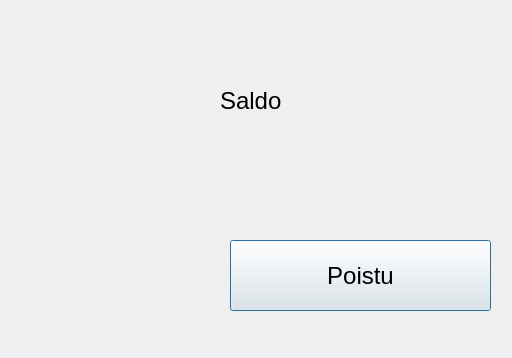
Before: the Qt Designer form bank-automat/bankAccountMain/balance.ui in AleksiPuumala/bank-automat-omakopio, drawn with Qt 5.
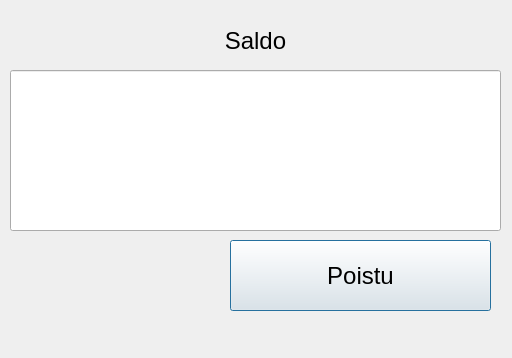
After: the same form once the commit is applied.

Diff of the .ui file:
```diff
--- a/bank-automat/bankAccountMain/balance.ui
+++ b/bank-automat/bankAccountMain/balance.ui
@@ -16,9 +16,9 @@
   <widget class="QLabel" name="label">
    <property name="geometry">
     <rect>
-     <x>220</x>
-     <y>70</y>
-     <width>81</width>
+     <x>10</x>
+     <y>10</y>
+     <width>491</width>
      <height>61</height>
     </rect>
    </property>
@@ -30,6 +30,9 @@
    <property name="text">
     <string>Saldo</string>
    </property>
+   <property name="alignment">
+    <set>Qt::AlignCenter</set>
+   </property>
   </widget>
   <widget class="QPushButton" name="btnExitBalance">
    <property name="geometry">
@@ -49,6 +52,16 @@
     <string>Poistu</string>
    </property>
   </widget>
+  <widget class="QLineEdit" name="lineEdit">
+   <property name="geometry">
+    <rect>
+     <x>10</x>
+     <y>70</y>
+     <width>491</width>
+     <height>161</height>
+    </rect>
+   </property>
+  </widget>
  </widget>
  <resources/>
  <connections/>
```
